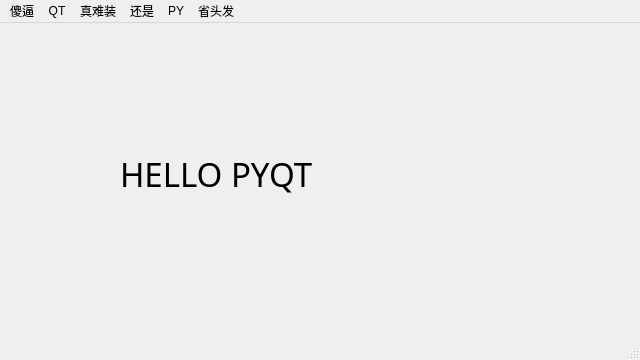
zhaiyunfan/AMT-with-DeepSpeech-and-pyqt, file qt/HelloWorld.ui: the form before one commit.
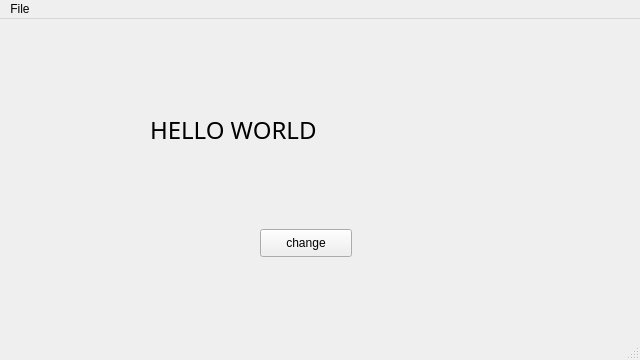
The form after the commit.

```diff
--- a/qt/HelloWorld.ui
+++ b/qt/HelloWorld.ui
@@ -14,23 +14,36 @@
    <string>HelloWorld</string>
   </property>
   <widget class="QWidget" name="centralwidget">
+   <widget class="QPushButton" name="pushButton">
+    <property name="geometry">
+     <rect>
+      <x>260</x>
+      <y>210</y>
+      <width>92</width>
+      <height>28</height>
+     </rect>
+    </property>
+    <property name="text">
+     <string>change</string>
+    </property>
+   </widget>
    <widget class="QLabel" name="label">
     <property name="geometry">
      <rect>
-      <x>120</x>
-      <y>100</y>
-      <width>421</width>
+      <x>150</x>
+      <y>60</y>
+      <width>391</width>
       <height>101</height>
      </rect>
     </property>
     <property name="font">
      <font>
       <family>Roughwork Demo</family>
-      <pointsize>25</pointsize>
+      <pointsize>18</pointsize>
      </font>
     </property>
     <property name="text">
-     <string>HELLO PYQT</string>
+     <string>HELLO WORLD</string>
     </property>
    </widget>
   </widget>
@@ -43,43 +56,13 @@
      <height>26</height>
     </rect>
    </property>
-   <widget class="QMenu" name="menu">
+   <widget class="QMenu" name="menuFile">
     <property name="title">
-     <string>傻逼</string>
+     <string>File</string>
     </property>
     <addaction name="actionsyx"/>
    </widget>
-   <widget class="QMenu" name="menuQT">
-    <property name="title">
-     <string>QT</string>
-    </property>
-   </widget>
-   <widget class="QMenu" name="menu_2">
-    <property name="title">
-     <string>真难装</string>
-    </property>
-   </widget>
-   <widget class="QMenu" name="menu_3">
-    <property name="title">
-     <string>还是</string>
-    </property>
-   </widget>
-   <widget class="QMenu" name="menuPT">
-    <property name="title">
-     <string>PY</string>
-    </property>
-   </widget>
-   <widget class="QMenu" name="menu_4">
-    <property name="title">
-     <string>省头发</string>
-    </property>
-   </widget>
-   <addaction name="menu"/>
-   <addaction name="menuQT"/>
-   <addaction name="menu_2"/>
-   <addaction name="menu_3"/>
-   <addaction name="menuPT"/>
-   <addaction name="menu_4"/>
+   <addaction name="menuFile"/>
   </widget>
   <widget class="QStatusBar" name="statusbar"/>
   <action name="actionsyx">
```
Left out of the diff: 8 changed lines with no effect on the pictures.
